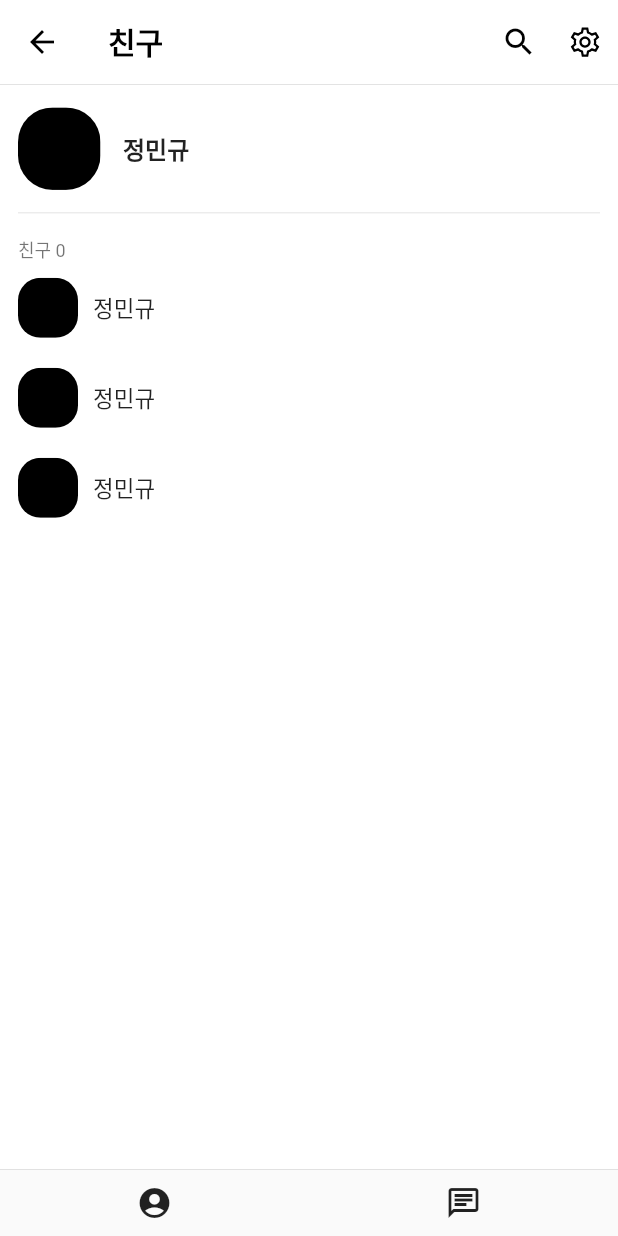
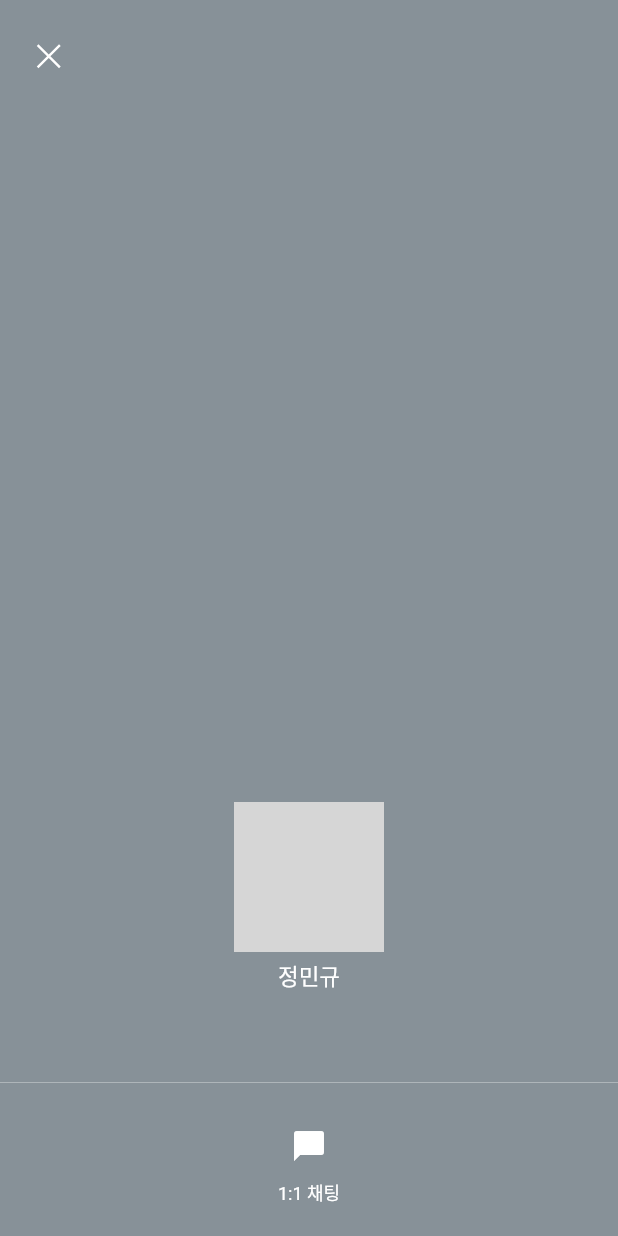
Before and after one commit to Jaezic/CloneKakaoTalk, a Flutter app: the MainViewPage screen opened by its route, after a tap on "정민규", on a phone screen of 412 x 824 dp. Run offline on Flutter 3.47's test engine with Material 2 defaults, Android fonts, the phone set to English and light mode, and no system bars; our stand-ins replace get, line_icons, logger; missing offline and left inert: udp; Roboto replaces fonts that are missing (NotoSansKR); grey boxes are pictures that could not be loaded.

Commit message:
update profile

```diff
--- a/frontend/lib/common/common.dart
+++ b/frontend/lib/common/common.dart
@@ -49,8 +49,14 @@ class Common extends GetxService {
     return displayTime;
   }
 
-  static Container divider({EdgeInsetsGeometry? margin = EdgeInsets.zero}) {
-    return Container(margin: margin, child: const Divider(thickness: 0.6, height: 0.6));
+  static Container divider({EdgeInsetsGeometry? margin = EdgeInsets.zero, Color? color, double size = 0.6}) {
+    return Container(
+        margin: margin,
+        child: Divider(
+          thickness: size,
+          height: size,
+          color: color,
+        ));
   }
 }
 
--- a/frontend/lib/pages/friend/view/friend_view_page.dart
+++ b/frontend/lib/pages/friend/view/friend_view_page.dart
@@ -2,6 +2,7 @@ import 'package:KakaoTalk/common/common.dart';
 import 'package:KakaoTalk/common/widget/common_appbar.dart';
 import 'package:KakaoTalk/common/widget/common_button.dart';
 import 'package:KakaoTalk/pages/friend/controller/friend_view_controller.dart';
+import 'package:KakaoTalk/pages/profile/view/profile_view_page.dart';
 import 'package:flutter/material.dart';
 import 'package:get/get.dart';
 import 'package:line_icons/line_icons.dart';
@@ -42,15 +43,20 @@ class FriendViewPage extends StatelessWidget {
               children: [
                 CommonButton(
                   padding: EdgeInsets.zero,
-                  onTap: () {},
+                  onTap: () {
+                    Get.toNamed(ProfileViewPage.url);
+                  },
                   child: Row(
                     children: [
                       ClipRRect(
                         borderRadius: BorderRadius.circular(23),
-                        child: Container(
+                        child: SizedBox(
                           height: 55,
                           width: 55,
-                          color: Colors.black,
+                          child: Image.asset(
+                            "./assets/images/profile.jpg",
+                            fit: BoxFit.fill,
+                          ),
                         ),
                       ),
                       const SizedBox(
--- /dev/null
+++ b/frontend/lib/pages/profile/controller/profile_view_controller.dart
@@ -0,0 +1,3 @@
+import 'package:get/get_state_manager/get_state_manager.dart';
+
+class ProfileViewController extends GetxController {}
--- /dev/null
+++ b/frontend/lib/pages/profile/view/profile_view_page.dart
@@ -0,0 +1,96 @@
+import 'package:KakaoTalk/common/common.dart';
+import 'package:KakaoTalk/pages/profile/controller/profile_view_controller.dart';
+import 'package:flutter/material.dart';
+import 'package:get/get.dart';
+import 'package:line_icons/line_icons.dart';
+
+class ProfileViewPage extends StatelessWidget {
+  const ProfileViewPage({super.key});
+
+  static const url = '/profile';
+  @override
+  Widget build(BuildContext context) {
+    final controller = Get.put(ProfileViewController());
+    return Scaffold(
+      backgroundColor: Colors.transparent,
+      body: SafeArea(
+        child: Center(
+          child: Container(
+            decoration: const BoxDecoration(color: Color.fromARGB(255, 135, 145, 152)
+                // image: DecorationImage(
+                //   fit: BoxFit.cover,
+                //   image: AssetImage('assets/images/profile.jpg'), // 배경 이미지
+                // ),
+                ),
+            width: GetPlatform.isMobile ? null : 500,
+            child: Column(
+              children: [
+                Align(
+                  alignment: Alignment.centerLeft,
+                  child: GestureDetector(
+                    onTap: () {
+                      Get.back();
+                    },
+                    child: const Padding(
+                      padding: EdgeInsets.symmetric(vertical: 25, horizontal: 20),
+                      child: Icon(
+                        LineIcons.times,
+                        size: 25,
+                        color: Colors.white,
+                      ),
+                    ),
+                  ),
+                ),
+                const Spacer(),
+                Column(
+                  children: [
+                    ClipRRect(
+                      borderRadius: BorderRadius.circular(40),
+                      child: Container(
+                        height: 100,
+                        width: 100,
+                        decoration: const BoxDecoration(image: DecorationImage(image: AssetImage("./assets/images/profile.jpg"))),
+                      ),
+                    ),
+                    const SizedBox(
+                      height: 5,
+                    ),
+                    const Text(
+                      '정민규',
+                      style: TextStyle(color: Colors.white),
+                    )
+                  ],
+                ),
+                const SizedBox(
+                  height: 60,
+                ),
+                Common.divider(color: Colors.white54, size: 0.4),
+                Padding(
+                  padding: const EdgeInsets.only(bottom: 20, top: 30),
+                  child: Row(
+                    mainAxisAlignment: MainAxisAlignment.center,
+                    children: [
+                      Column(children: const [
+                        Icon(
+                          Icons.chat_bubble,
+                          color: Colors.white,
+                        ),
+                        SizedBox(
+                          height: 10,
+                        ),
+                        Text(
+                          "1:1 채팅",
+                          style: TextStyle(color: Colors.white, fontSize: 12),
+                        )
+                      ])
+                    ],
+                  ),
+                )
+              ],
+            ),
+          ),
+        ),
+      ),
+    );
+  }
+}
--- a/frontend/lib/routes.dart
+++ b/frontend/lib/routes.dart
@@ -1,4 +1,5 @@
 import 'package:KakaoTalk/pages/main/view/main_view_page.dart';
+import 'package:KakaoTalk/pages/profile/view/profile_view_page.dart';
 import 'package:KakaoTalk/pages/route/view/route_view_page.dart';
 import 'package:KakaoTalk/pages/splash/view/splash_view_page.dart';
 import 'package:KakaoTalk/pages/userLogin/page/userlogin_view_page.dart';
@@ -27,5 +28,9 @@ class CustomRouter {
       name: UserRegisterViewPage.url,
       page: () => const UserRegisterViewPage(),
     ),
+    GetPage(
+      name: ProfileViewPage.url,
+      page: () => const ProfileViewPage(),
+    ),
   ];
 }
```
Also changed, not shown: frontend/assets/images/profile.jpg (added).
